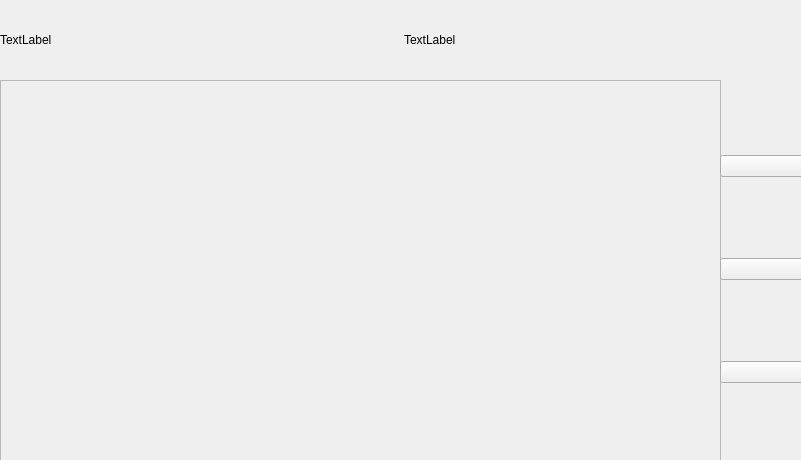
Airaat/QT_CRUD_Book, file mainwindow.ui: the form before one commit.
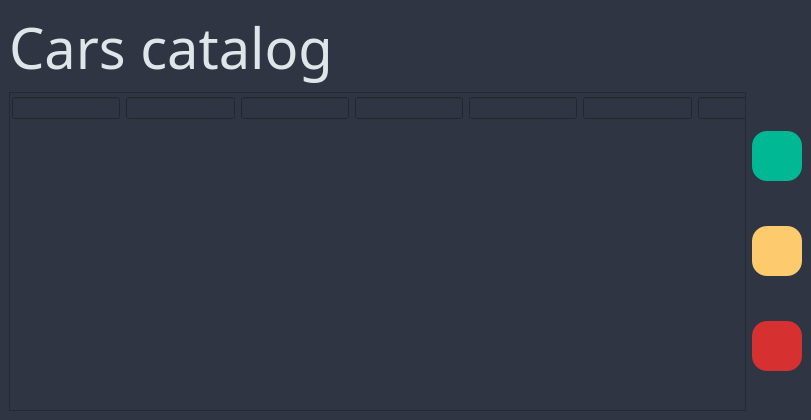
The form after the commit. Icons and pictures are not drawn.

```diff
--- a/mainwindow.ui
+++ b/mainwindow.ui
@@ -6,49 +6,35 @@
    <rect>
     <x>0</x>
     <y>0</y>
-    <width>801</width>
-    <height>460</height>
+    <width>811</width>
+    <height>420</height>
    </rect>
   </property>
   <property name="windowTitle">
    <string>MainWindow</string>
   </property>
+  <property name="styleSheet">
+   <string notr="true">background-color:#2f3542;</string>
+  </property>
   <widget class="QWidget" name="centralwidget">
-   <widget class="QWidget" name="horizontalLayoutWidget">
-    <property name="geometry">
-     <rect>
-      <x>0</x>
-      <y>0</y>
-      <width>801</width>
-      <height>80</height>
-     </rect>
-    </property>
-    <layout class="QHBoxLayout" name="horizontalLayout">
-     <item>
-      <widget class="QLabel" name="logo">
-       <property name="text">
-        <string>TextLabel</string>
-       </property>
-      </widget>
-     </item>
-     <item>
+   <layout class="QGridLayout" name="gridLayout">
+    <item row="0" column="0">
       <widget class="QLabel" name="name">
+      <property name="font">
+       <font>
+        <family>Eras Bold ITC</family>
+        <pointsize>42</pointsize>
+       </font>
+      </property>
+      <property name="styleSheet">
+       <string notr="true">color: #dfe6e9;</string>
+      </property>
        <property name="text">
-        <string>TextLabel</string>
+       <string>Cars catalog</string>
        </property>
       </widget>
      </item>
-    </layout>
-   </widget>
-   <widget class="QWidget" name="verticalLayoutWidget">
-    <property name="geometry">
-     <rect>
-      <x>0</x>
-      <y>80</y>
-      <width>721</width>
-      <height>381</height>
-     </rect>
-    </property>
+    <item row="1" column="0">
     <layout class="QVBoxLayout" name="verticalLayout">
      <item>
       <widget class="QScrollArea" name="scrollArea">
@@ -60,62 +46,176 @@
          <rect>
           <x>0</x>
           <y>0</y>
-          <width>717</width>
-          <height>377</height>
-         </rect>
-        </property>
-       </widget>
-      </widget>
-     </item>
-    </layout>
-   </widget>
-   <widget class="QWidget" name="verticalLayoutWidget_2">
+           <width>731</width>
+           <height>327</height>
+          </rect>
+         </property>
+         <widget class="QWidget" name="">
     <property name="geometry">
      <rect>
-      <x>720</x>
-      <y>80</y>
-      <width>91</width>
-      <height>381</height>
-     </rect>
-    </property>
+            <x>2</x>
+            <y>2</y>
+            <width>794</width>
+            <height>26</height>
+           </rect>
+          </property>
+          <layout class="QHBoxLayout" name="horizontalLayout_2">
+           <item>
+            <widget class="QLineEdit" name="lineEdit_7"/>
+           </item>
+           <item>
+            <widget class="QLineEdit" name="lineEdit_6"/>
+           </item>
+           <item>
+            <widget class="QLineEdit" name="lineEdit_5"/>
+           </item>
+           <item>
+            <widget class="QLineEdit" name="lineEdit_4"/>
+           </item>
+           <item>
+            <widget class="QLineEdit" name="lineEdit_3"/>
+           </item>
+           <item>
+            <widget class="QLineEdit" name="lineEdit_2"/>
+           </item>
+           <item>
+            <widget class="QLineEdit" name="lineEdit"/>
+           </item>
+          </layout>
+         </widget>
+        </widget>
+       </widget>
+      </item>
+     </layout>
+    </item>
+    <item row="1" column="1">
     <layout class="QVBoxLayout" name="verticalLayout_2">
      <item>
       <widget class="QPushButton" name="addButton">
+        <property name="sizePolicy">
+         <sizepolicy hsizetype="Maximum" vsizetype="Maximum">
+          <horstretch>0</horstretch>
+          <verstretch>0</verstretch>
+         </sizepolicy>
+        </property>
+        <property name="styleSheet">
+         <string notr="true">QPushButton{
+	background-color: #00b894;
+	border-radius: 15%;
+	height: 50px;
+	width: 50px;
+}
+
+QPushButton:hover {
+	border: 3px solid black;
+}
+
+QPushButton:pressed{
+	background-color: #55efc4;
+}
+
+</string>
+        </property>
        <property name="text">
         <string/>
        </property>
        <property name="icon">
-        <iconset>
-         <normaloff>icons/plus.svg</normaloff>icons/plus.svg</iconset>
+         <iconset resource="icons/res.qrc">
+          <normaloff>:/plus.svg</normaloff>:/plus.svg</iconset>
+        </property>
+        <property name="iconSize">
+         <size>
+          <width>24</width>
+          <height>24</height>
+         </size>
        </property>
       </widget>
      </item>
      <item>
       <widget class="QPushButton" name="editButton">
+        <property name="sizePolicy">
+         <sizepolicy hsizetype="Maximum" vsizetype="Maximum">
+          <horstretch>0</horstretch>
+          <verstretch>0</verstretch>
+         </sizepolicy>
+        </property>
+        <property name="styleSheet">
+         <string notr="true">QPushButton{
+	background-color: #fdcb6e;
+	border-radius: 15%;
+	height: 50px;
+	width: 50px;
+}
+
+QPushButton:hover {
+	border: 3px solid black;
+}
+
+QPushButton:pressed{
+	background-color: #ffeaa7;
+}</string>
+        </property>
        <property name="text">
         <string/>
        </property>
        <property name="icon">
-        <iconset>
-         <normaloff>icons/pencil.svg</normaloff>icons/pencil.svg</iconset>
+         <iconset resource="icons/res.qrc">
+          <normaloff>:/pencil.svg</normaloff>:/pencil.svg</iconset>
+        </property>
+        <property name="iconSize">
+         <size>
+          <width>24</width>
+          <height>24</height>
+         </size>
        </property>
       </widget>
      </item>
      <item>
       <widget class="QPushButton" name="removeButton">
+        <property name="sizePolicy">
+         <sizepolicy hsizetype="Maximum" vsizetype="Maximum">
+          <horstretch>0</horstretch>
+          <verstretch>0</verstretch>
+         </sizepolicy>
+        </property>
+        <property name="styleSheet">
+         <string notr="true">QPushButton{
+	background-color: #d63031;
+	border-radius: 15%;
+	height: 50px;
+	width: 50px;
+}
+
+QPushButton:hover {
+	border: 3px solid black;
+}
+
+QPushButton:pressed{
+	background-color: #ff7675;
+}</string>
+        </property>
        <property name="text">
         <string/>
        </property>
        <property name="icon">
-        <iconset>
-         <normaloff>icons/cross.svg</normaloff>icons/cross.svg</iconset>
-       </property>
+         <iconset resource="icons/res.qrc">
+          <normaloff>:/cross.svg</normaloff>:/cross.svg</iconset>
+        </property>
+        <property name="iconSize">
+         <size>
+          <width>24</width>
+          <height>24</height>
+         </size>
+        </property>
       </widget>
      </item>
     </layout>
-   </widget>
-  </widget>
- </widget>
- <resources/>
+    </item>
+   </layout>
+  </widget>
+ </widget>
+ <resources>
+  <include location="icons/res.qrc"/>
+ </resources>
  <connections/>
 </ui>
```
Lines whose indentation alone changed are shown as unchanged.
